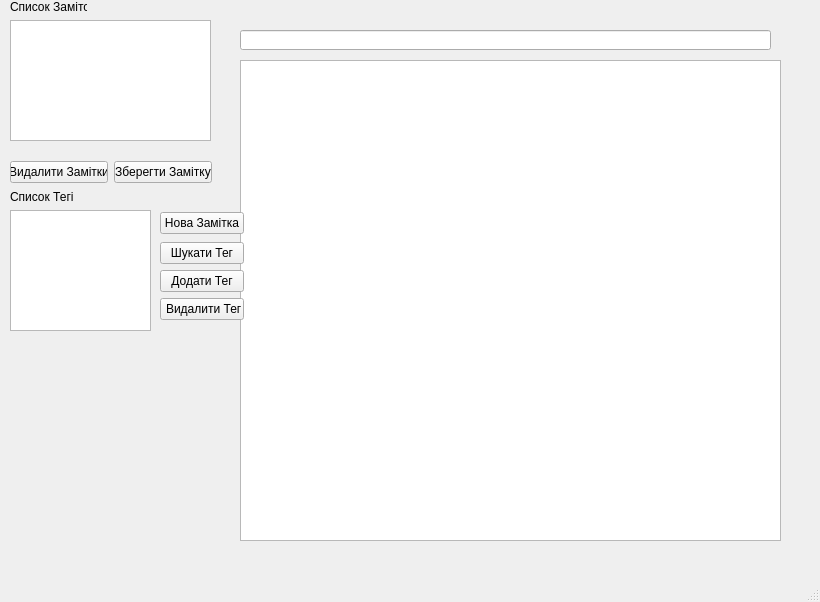
Old version of the form untitled.ui in the repository Folonok/Smart_Noved.
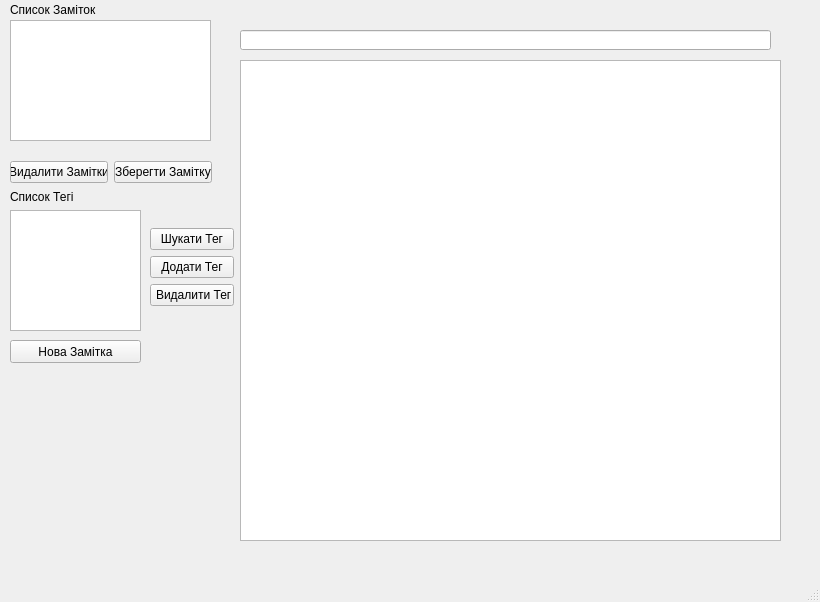
New version of the form.

Diff of the .ui file:
```diff
--- a/untitled.ui
+++ b/untitled.ui
@@ -35,8 +35,8 @@
      <rect>
       <x>10</x>
       <y>0</y>
-      <width>77</width>
-      <height>13</height>
+      <width>201</width>
+      <height>20</height>
      </rect>
     </property>
     <property name="text">
@@ -85,20 +85,13 @@
    <widget class="QWidget" name="layoutWidget">
     <property name="geometry">
      <rect>
-      <x>160</x>
+      <x>150</x>
       <y>210</y>
       <width>84</width>
       <height>114</height>
      </rect>
     </property>
     <layout class="QVBoxLayout" name="verticalLayout_2">
-     <item>
-      <widget class="QPushButton" name="pushButton_2">
-       <property name="text">
-        <string>Нова Замітка</string>
-       </property>
-      </widget>
-     </item>
      <item>
       <layout class="QVBoxLayout" name="verticalLayout">
        <item>
@@ -141,7 +134,7 @@
      <rect>
       <x>10</x>
       <y>210</y>
-      <width>141</width>
+      <width>131</width>
       <height>121</height>
      </rect>
     </property>
@@ -156,6 +149,19 @@
      </rect>
     </property>
    </widget>
+   <widget class="QPushButton" name="pushButton_2">
+    <property name="geometry">
+     <rect>
+      <x>10</x>
+      <y>340</y>
+      <width>131</width>
+      <height>23</height>
+     </rect>
+    </property>
+    <property name="text">
+     <string>Нова Замітка</string>
+    </property>
+   </widget>
   </widget>
   <widget class="QMenuBar" name="menubar">
    <property name="geometry">
```
